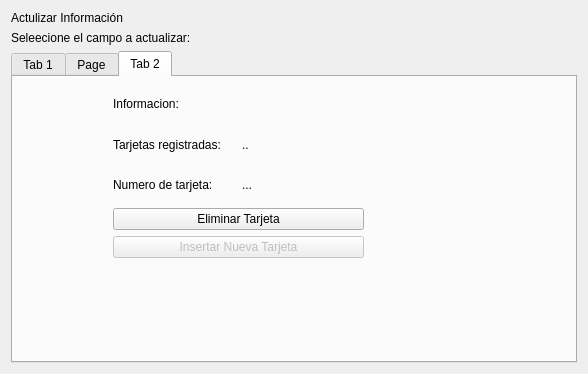
Above: ParkingLotSystem1.0/actualizar_datos.ui from Jheb1024/Park_lot_System before the change. Below: the same form after it.
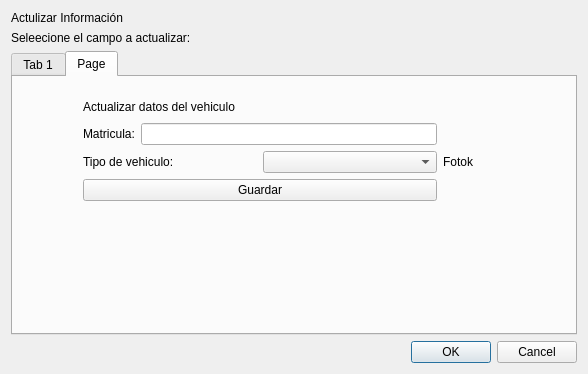
That is the form after the change.

Diff of the .ui file:
```diff
--- a/ParkingLotSystem1.0/actualizar_datos.ui
+++ b/ParkingLotSystem1.0/actualizar_datos.ui
@@ -30,11 +30,14 @@
    </item>
    <item row="2" column="0">
     <widget class="QTabWidget" name="tabWidget">
+     <property name="enabled">
+      <bool>true</bool>
+     </property>
      <property name="tabShape">
       <enum>QTabWidget::Rounded</enum>
      </property>
      <property name="currentIndex">
-      <number>2</number>
+      <number>1</number>
      </property>
      <widget class="QWidget" name="tab">
       <attribute name="title">
@@ -263,7 +266,7 @@
         <rect>
          <x>70</x>
          <y>20</y>
-         <width>316</width>
+         <width>391</width>
          <height>104</height>
         </rect>
        </property>
@@ -303,7 +306,7 @@
                </widget>
               </item>
               <item>
-               <widget class="QFontComboBox" name="Tipo_Vehiculo_fontComboBox"/>
+               <widget class="QComboBox" name="Tipo_Coche_comboBox"/>
               </item>
              </layout>
             </item>
@@ -328,83 +331,13 @@
        </layout>
       </widget>
      </widget>
-     <widget class="QWidget" name="tab_2">
-      <attribute name="title">
-       <string>Tab 2</string>
-      </attribute>
-      <widget class="QWidget" name="layoutWidget">
-       <property name="geometry">
-        <rect>
-         <x>100</x>
-         <y>10</y>
-         <width>251</width>
-         <height>171</height>
-        </rect>
-       </property>
-       <layout class="QVBoxLayout" name="verticalLayout_7">
-        <item>
-         <widget class="QLabel" name="label_15">
-          <property name="text">
-           <string>Informacion:</string>
-          </property>
-         </widget>
-        </item>
-        <item>
-         <layout class="QHBoxLayout" name="horizontalLayout_13">
-          <item>
-           <widget class="QLabel" name="label_13">
-            <property name="text">
-             <string>Tarjetas registradas: </string>
-            </property>
-           </widget>
-          </item>
-          <item>
-           <widget class="QLabel" name="BancoTarjeta_label">
-            <property name="text">
-             <string>..</string>
-            </property>
-           </widget>
-          </item>
-         </layout>
-        </item>
-        <item>
-         <layout class="QHBoxLayout" name="horizontalLayout_14">
-          <item>
-           <widget class="QLabel" name="label_14">
-            <property name="text">
-             <string>Numero de tarjeta:</string>
-            </property>
-           </widget>
-          </item>
-          <item>
-           <widget class="QLabel" name="Numero_Tarjeta_label">
-            <property name="text">
-             <string>...</string>
-            </property>
-           </widget>
-          </item>
-         </layout>
-        </item>
-        <item>
-         <widget class="QPushButton" name="pushButton_2">
-          <property name="text">
-           <string>Eliminar Tarjeta</string>
-          </property>
-         </widget>
-        </item>
-        <item>
-         <widget class="QPushButton" name="pushButton_3">
-          <property name="enabled">
-           <bool>false</bool>
-          </property>
-          <property name="text">
-           <string>Insertar Nueva Tarjeta</string>
-          </property>
-         </widget>
-        </item>
-       </layout>
-      </widget>
-     </widget>
+    </widget>
+   </item>
+   <item row="3" column="0">
+    <widget class="QDialogButtonBox" name="Editar_buttonBox">
+     <property name="standardButtons">
+      <set>QDialogButtonBox::Cancel|QDialogButtonBox::Ok</set>
+     </property>
     </widget>
    </item>
   </layout>
```
Left out of the diff: 4 changed lines with no effect on the pictures.
